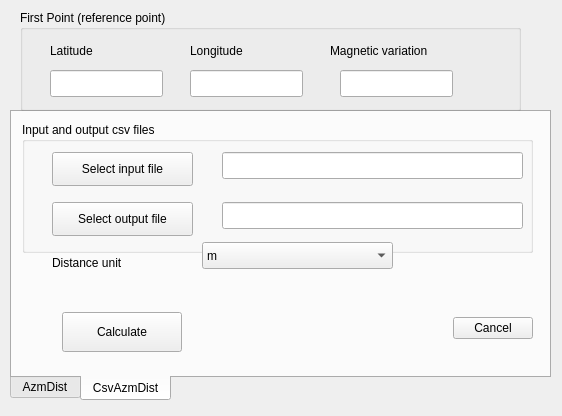
First picture: the form in LatLonByAzmDist/latlon_by_azmdist_dialog_base.ui, repository strpaw/QGIS_plugins, before the edit.
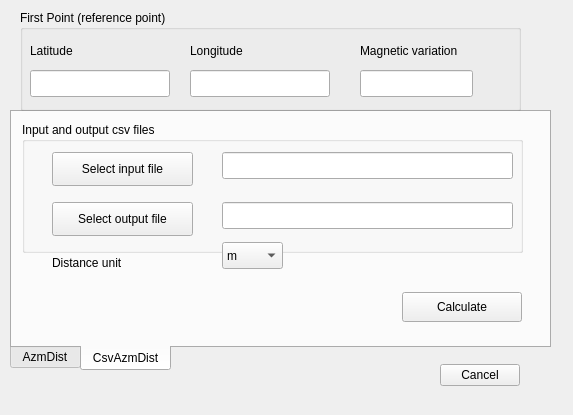
Second picture: the form after the edit. The open tabs and pages were chosen to show the change.

Patch:
```diff
--- a/LatLonByAzmDist/latlon_by_azmdist_dialog_base.ui
+++ b/LatLonByAzmDist/latlon_by_azmdist_dialog_base.ui
@@ -6,8 +6,8 @@
    <rect>
     <x>0</x>
     <y>0</y>
-    <width>562</width>
-    <height>416</height>
+    <width>573</width>
+    <height>415</height>
    </rect>
   </property>
   <property name="windowTitle">
@@ -19,7 +19,7 @@
      <x>10</x>
      <y>110</y>
      <width>541</width>
-     <height>291</height>
+     <height>261</height>
     </rect>
    </property>
    <property name="tabPosition">
@@ -186,28 +186,12 @@
     <attribute name="title">
      <string>CsvAzmDist</string>
     </attribute>
-    <widget class="QDialogButtonBox" name="button_box">
-     <property name="geometry">
-      <rect>
-       <x>410</x>
-       <y>200</y>
-       <width>111</width>
-       <height>32</height>
-      </rect>
-     </property>
-     <property name="orientation">
-      <enum>Qt::Horizontal</enum>
-     </property>
-     <property name="standardButtons">
-      <set>QDialogButtonBox::Cancel</set>
-     </property>
-    </widget>
     <widget class="QGroupBox" name="gbInOutCsv">
      <property name="geometry">
       <rect>
        <x>10</x>
        <y>10</y>
-       <width>511</width>
+       <width>501</width>
        <height>131</height>
       </rect>
      </property>
@@ -248,7 +232,7 @@
        <rect>
         <x>200</x>
         <y>30</y>
-        <width>301</width>
+        <width>291</width>
         <height>27</height>
        </rect>
       </property>
@@ -258,7 +242,7 @@
        <rect>
         <x>200</x>
         <y>80</y>
-        <width>301</width>
+        <width>291</width>
         <height>27</height>
        </rect>
       </property>
@@ -267,10 +251,10 @@
     <widget class="QPushButton" name="pbCalcCSV">
      <property name="geometry">
       <rect>
-       <x>50</x>
-       <y>200</y>
+       <x>390</x>
+       <y>180</y>
        <width>120</width>
-       <height>40</height>
+       <height>30</height>
       </rect>
      </property>
      <property name="sizePolicy">
@@ -289,9 +273,9 @@
      </property>
      <property name="geometry">
       <rect>
-       <x>190</x>
+       <x>210</x>
        <y>130</y>
-       <width>191</width>
+       <width>61</width>
        <height>27</height>
       </rect>
      </property>
@@ -354,9 +338,9 @@
    <widget class="QLineEdit" name="leRefLat">
     <property name="geometry">
      <rect>
-      <x>30</x>
+      <x>10</x>
       <y>60</y>
-      <width>113</width>
+      <width>140</width>
       <height>27</height>
      </rect>
     </property>
@@ -366,7 +350,7 @@
      <rect>
       <x>170</x>
       <y>60</y>
-      <width>113</width>
+      <width>140</width>
       <height>27</height>
      </rect>
     </property>
@@ -374,7 +358,7 @@
    <widget class="QLineEdit" name="leRefMagVar">
     <property name="geometry">
      <rect>
-      <x>320</x>
+      <x>340</x>
       <y>60</y>
       <width>113</width>
       <height>27</height>
@@ -384,7 +368,7 @@
    <widget class="QLabel" name="lbRefLat">
     <property name="geometry">
      <rect>
-      <x>30</x>
+      <x>10</x>
       <y>30</y>
       <width>111</width>
       <height>21</height>
@@ -410,7 +394,7 @@
    <widget class="QLabel" name="lbRefMagVar">
     <property name="geometry">
      <rect>
-      <x>310</x>
+      <x>340</x>
       <y>30</y>
       <width>151</width>
       <height>21</height>
@@ -421,6 +405,22 @@
     </property>
    </widget>
   </widget>
+  <widget class="QDialogButtonBox" name="button_box">
+   <property name="geometry">
+    <rect>
+     <x>400</x>
+     <y>360</y>
+     <width>120</width>
+     <height>30</height>
+    </rect>
+   </property>
+   <property name="orientation">
+    <enum>Qt::Horizontal</enum>
+   </property>
+   <property name="standardButtons">
+    <set>QDialogButtonBox::Cancel</set>
+   </property>
+  </widget>
  </widget>
  <resources/>
  <connections>
```
Left out of the diff: 26 changed lines with no effect on the pictures.
